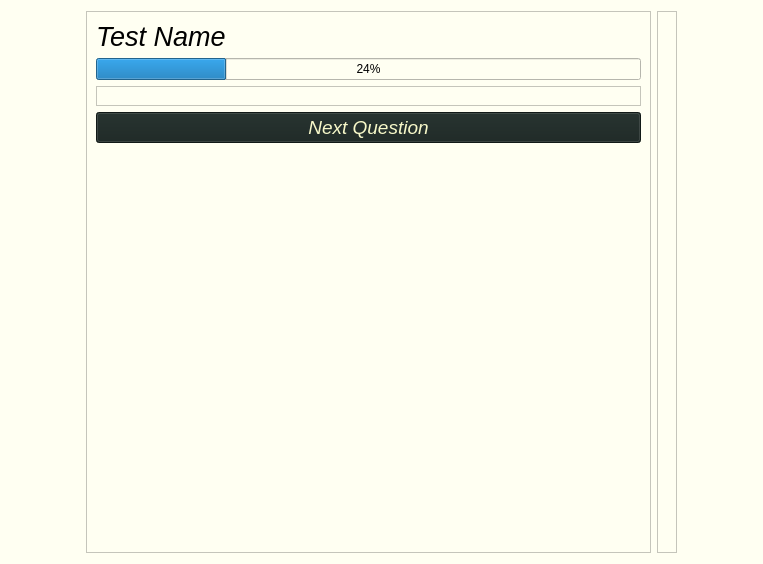
First picture: the form in src/views/ui/testTaking.ui, repository adibozzhanov/LeProgram, before the edit.
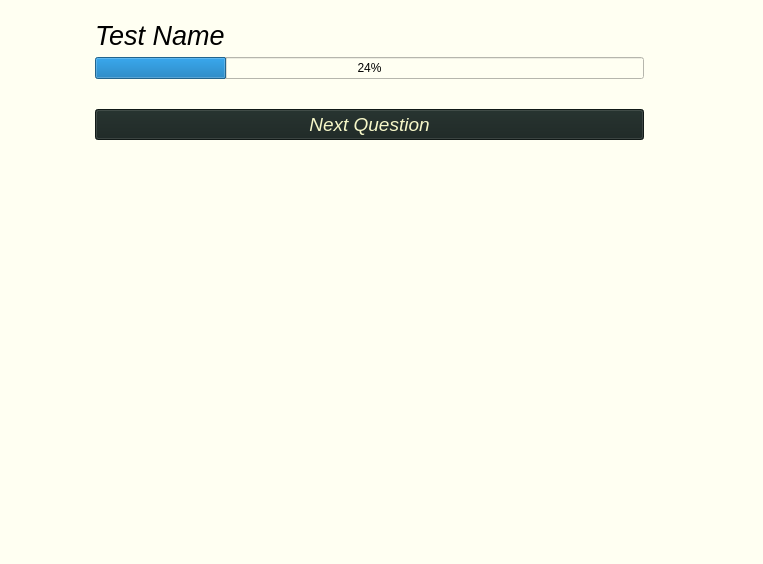
Second picture: the form after the edit.

Commit message: test taking remove borders on frames

What changed in the file:
```diff
--- a/src/views/ui/testTaking.ui
+++ b/src/views/ui/testTaking.ui
@@ -36,10 +36,13 @@
    <item>
     <widget class="QFrame" name="frame">
      <property name="frameShape">
-      <enum>QFrame::StyledPanel</enum>
+      <enum>QFrame::NoFrame</enum>
      </property>
      <property name="frameShadow">
-      <enum>QFrame::Raised</enum>
+      <enum>QFrame::Plain</enum>
+     </property>
+     <property name="lineWidth">
+      <number>0</number>
      </property>
      <layout class="QVBoxLayout" name="verticalLayout_2">
       <item>
@@ -66,7 +69,7 @@
       <item>
        <widget class="QFrame" name="taskFrame">
         <property name="frameShape">
-         <enum>QFrame::StyledPanel</enum>
+         <enum>QFrame::NoFrame</enum>
         </property>
         <property name="frameShadow">
          <enum>QFrame::Raised</enum>
@@ -112,10 +115,10 @@
    <item>
     <widget class="QFrame" name="askLepFrame">
      <property name="frameShape">
-      <enum>QFrame::StyledPanel</enum>
+      <enum>QFrame::NoFrame</enum>
      </property>
      <property name="frameShadow">
-      <enum>QFrame::Raised</enum>
+      <enum>QFrame::Plain</enum>
      </property>
      <layout class="QHBoxLayout" name="horizontalLayout_2"/>
     </widget>
```
The commit also changes 3 other files.
